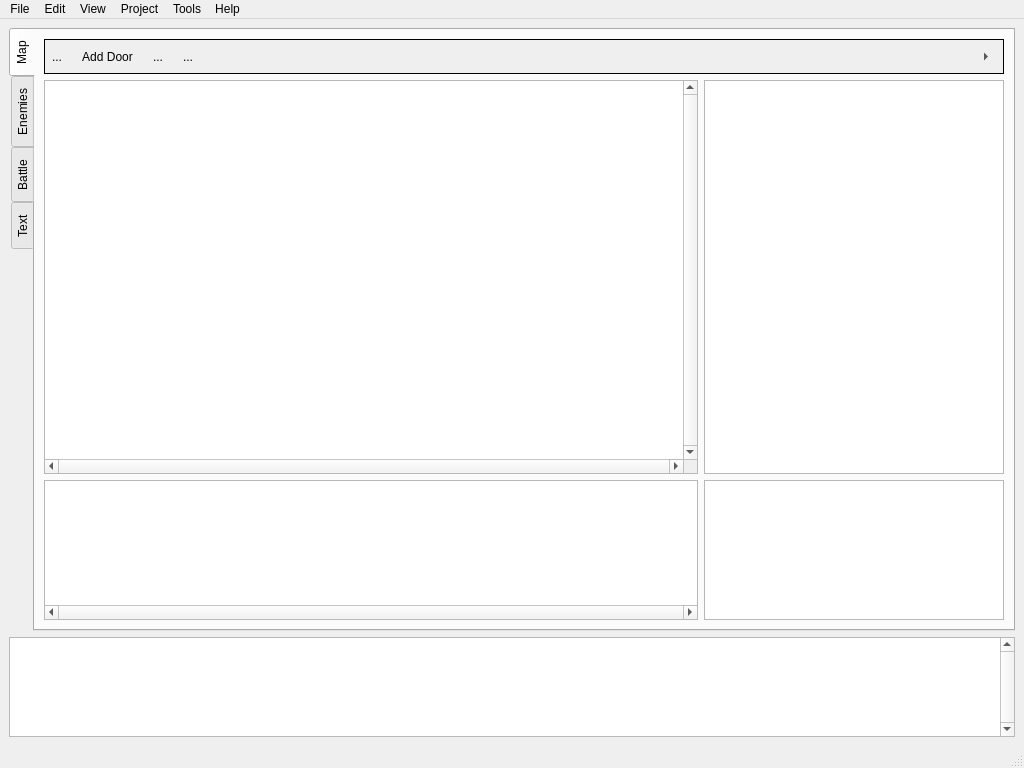
Lyrositor/BrokenBazooka, file src/broken_bazooka.ui: the form before one commit.
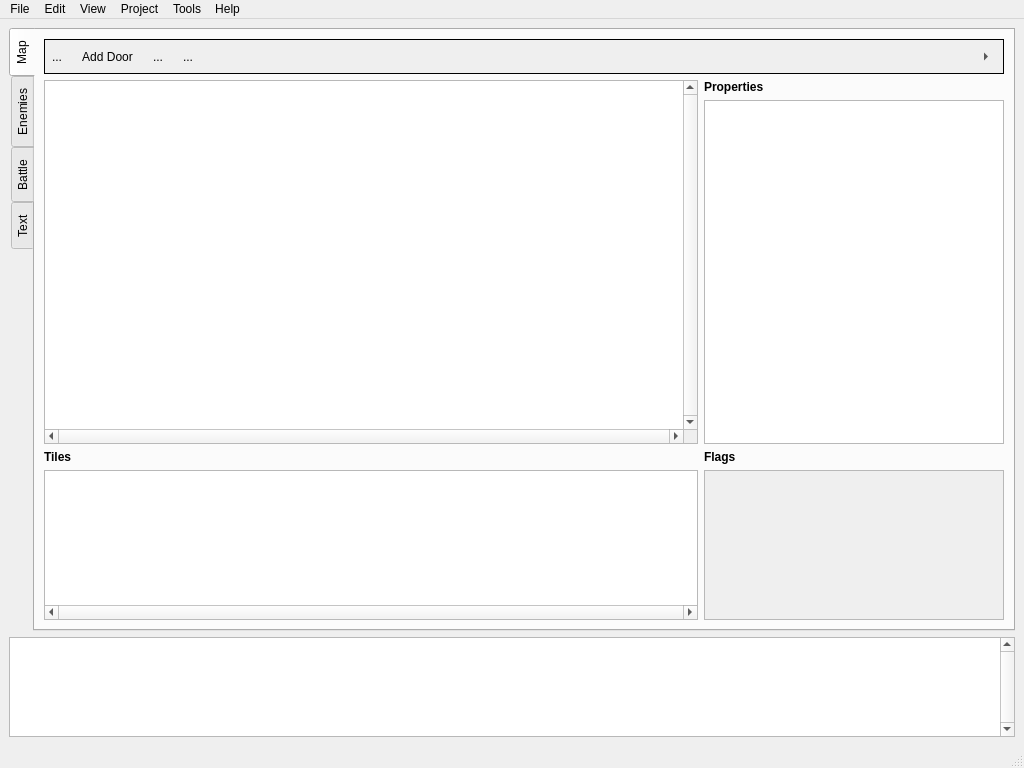
The form after the commit. Icons and pictures are not drawn. Custom widgets are drawn as their Qt base class.

Commit message: Add a functional tile selector

Patch:
```diff
--- a/src/broken_bazooka.ui
+++ b/src/broken_bazooka.ui
@@ -47,6 +47,182 @@
         <string>Map</string>
        </attribute>
        <layout class="QGridLayout" name="gridLayout_3">
+        <item row="1" column="3">
+         <layout class="QGridLayout" name="layoutEditor">
+          <item row="0" column="1">
+           <widget class="MapEditor" name="mapEditor">
+            <property name="verticalScrollBarPolicy">
+             <enum>Qt::ScrollBarAlwaysOn</enum>
+            </property>
+            <property name="horizontalScrollBarPolicy">
+             <enum>Qt::ScrollBarAlwaysOn</enum>
+            </property>
+           </widget>
+          </item>
+          <item row="2" column="1">
+           <widget class="TileSelector" name="tileSelector">
+            <property name="minimumSize">
+             <size>
+              <width>0</width>
+              <height>129</height>
+             </size>
+            </property>
+            <property name="maximumSize">
+             <size>
+              <width>16777215</width>
+              <height>150</height>
+             </size>
+            </property>
+            <property name="verticalScrollBarPolicy">
+             <enum>Qt::ScrollBarAlwaysOff</enum>
+            </property>
+            <property name="horizontalScrollBarPolicy">
+             <enum>Qt::ScrollBarAlwaysOn</enum>
+            </property>
+            <property name="backgroundBrush">
+             <brush brushstyle="SolidPattern">
+              <color alpha="255">
+               <red>0</red>
+               <green>0</green>
+               <blue>0</blue>
+              </color>
+             </brush>
+            </property>
+           </widget>
+          </item>
+          <item row="1" column="2">
+           <widget class="QLabel" name="label_2">
+            <property name="sizePolicy">
+             <sizepolicy hsizetype="Preferred" vsizetype="Fixed">
+              <horstretch>0</horstretch>
+              <verstretch>0</verstretch>
+             </sizepolicy>
+            </property>
+            <property name="font">
+             <font>
+              <weight>75</weight>
+              <bold>true</bold>
+             </font>
+            </property>
+            <property name="text">
+             <string>Flags</string>
+            </property>
+           </widget>
+          </item>
+          <item row="0" column="2">
+           <layout class="QVBoxLayout" name="verticalLayout_3">
+            <item>
+             <widget class="QLabel" name="label">
+              <property name="sizePolicy">
+               <sizepolicy hsizetype="Preferred" vsizetype="Fixed">
+                <horstretch>0</horstretch>
+                <verstretch>0</verstretch>
+               </sizepolicy>
+              </property>
+              <property name="font">
+               <font>
+                <weight>75</weight>
+                <bold>true</bold>
+               </font>
+              </property>
+              <property name="text">
+               <string>Properties</string>
+              </property>
+             </widget>
+            </item>
+            <item>
+             <widget class="QTableView" name="properties">
+              <property name="sizePolicy">
+               <sizepolicy hsizetype="Fixed" vsizetype="Expanding">
+                <horstretch>0</horstretch>
+                <verstretch>0</verstretch>
+               </sizepolicy>
+              </property>
+              <property name="minimumSize">
+               <size>
+                <width>300</width>
+                <height>0</height>
+               </size>
+              </property>
+              <property name="maximumSize">
+               <size>
+                <width>300</width>
+                <height>16777215</height>
+               </size>
+              </property>
+              <property name="layoutDirection">
+               <enum>Qt::LeftToRight</enum>
+              </property>
+              <property name="verticalScrollBarPolicy">
+               <enum>Qt::ScrollBarAsNeeded</enum>
+              </property>
+              <property name="horizontalScrollBarPolicy">
+               <enum>Qt::ScrollBarAlwaysOff</enum>
+              </property>
+              <property name="editTriggers">
+               <set>QAbstractItemView::AllEditTriggers</set>
+              </property>
+              <property name="selectionMode">
+               <enum>QAbstractItemView::ExtendedSelection</enum>
+              </property>
+              <property name="cornerButtonEnabled">
+               <bool>false</bool>
+              </property>
+              <attribute name="horizontalHeaderVisible">
+               <bool>false</bool>
+              </attribute>
+              <attribute name="verticalHeaderVisible">
+               <bool>false</bool>
+              </attribute>
+             </widget>
+            </item>
+           </layout>
+          </item>
+          <item row="1" column="1">
+           <widget class="QLabel" name="label_3">
+            <property name="sizePolicy">
+             <sizepolicy hsizetype="Preferred" vsizetype="Fixed">
+              <horstretch>0</horstretch>
+              <verstretch>0</verstretch>
+             </sizepolicy>
+            </property>
+            <property name="font">
+             <font>
+              <weight>75</weight>
+              <bold>true</bold>
+             </font>
+            </property>
+            <property name="text">
+             <string>Tiles</string>
+            </property>
+           </widget>
+          </item>
+          <item row="2" column="2">
+           <widget class="QScrollArea" name="scrollArea">
+            <property name="sizePolicy">
+             <sizepolicy hsizetype="Ignored" vsizetype="Ignored">
+              <horstretch>0</horstretch>
+              <verstretch>0</verstretch>
+             </sizepolicy>
+            </property>
+            <property name="widgetResizable">
+             <bool>true</bool>
+            </property>
+            <widget class="QWidget" name="scrollAreaWidgetContents">
+             <property name="geometry">
+              <rect>
+               <x>0</x>
+               <y>0</y>
+               <width>300</width>
+               <height>148</height>
+              </rect>
+             </property>
+             <layout class="QGridLayout" name="gridLayout"/>
+            </widget>
+           </widget>
+          </item>
+         </layout>
+        </item>
         <item row="0" column="3">
          <widget class="QFrame" name="toolbar">
           <property name="autoFillBackground">
@@ -192,137 +368,6 @@
           </layout>
          </widget>
         </item>
-        <item row="1" column="3">
-         <layout class="QGridLayout" name="layoutEditor">
-          <item row="1" column="2">
-           <widget class="QListView" name="flags">
-            <property name="sizePolicy">
-             <sizepolicy hsizetype="Fixed" vsizetype="Ignored">
-              <horstretch>0</horstretch>
-              <verstretch>0</verstretch>
-             </sizepolicy>
-            </property>
-            <property name="minimumSize">
-             <size>
-              <width>300</width>
-              <height>0</height>
-             </size>
-            </property>
-            <property name="maximumSize">
-             <size>
-              <width>300</width>
-              <height>200</height>
-             </size>
-            </property>
-            <property name="horizontalScrollBarPolicy">
-             <enum>Qt::ScrollBarAlwaysOff</enum>
-            </property>
-            <property name="selectionMode">
-             <enum>QAbstractItemView::NoSelection</enum>
-            </property>
-           </widget>
-          </item>
-          <item row="0" column="1">
-           <widget class="MapEditor" name="mapEditor">
-            <property name="verticalScrollBarPolicy">
-             <enum>Qt::ScrollBarAlwaysOn</enum>
-            </property>
-            <property name="horizontalScrollBarPolicy">
-             <enum>Qt::ScrollBarAlwaysOn</enum>
-            </property>
-           </widget>
-          </item>
-          <item row="1" column="1">
-           <widget class="TileSelector" name="tileSelector">
-            <property name="minimumSize">
-             <size>
-              <width>140</width>
-              <height>0</height>
-             </size>
-            </property>
-            <property name="maximumSize">
-             <size>
-              <width>16777215</width>
-              <height>140</height>
-             </size>
-            </property>
-            <property name="verticalScrollBarPolicy">
-             <enum>Qt::ScrollBarAlwaysOff</enum>
-            </property>
-            <property name="horizontalScrollBarPolicy">
-             <enum>Qt::ScrollBarAlwaysOn</enum>
-            </property>
-            <property name="backgroundBrush">
-             <brush brushstyle="SolidPattern">
-              <color alpha="255">
-               <red>0</red>
-               <green>0</green>
-               <blue>0</blue>
-              </color>
-             </brush>
-            </property>
-            <property name="renderHints">
-             <set>QPainter::Antialiasing|QPainter::TextAntialiasing</set>
-            </property>
-            <property name="cacheMode">
-             <set>QGraphicsView::CacheBackground</set>
-            </property>
-           </widget>
-          </item>
-          <item row="0" column="2">
-           <widget class="QTableView" name="properties">
-            <property name="sizePolicy">
-             <sizepolicy hsizetype="Fixed" vsizetype="Expanding">
-              <horstretch>0</horstretch>
-              <verstretch>0</verstretch>
-             </sizepolicy>
-            </property>
-            <property name="minimumSize">
-             <size>
-              <width>300</width>
-              <height>0</height>
-             </size>
-            </property>
-            <property name="maximumSize">
-             <size>
-              <width>300</width>
-              <height>16777215</height>
-             </size>
-            </property>
-            <property name="layoutDirection">
-             <enum>Qt::LeftToRight</enum>
-            </property>
-            <property name="verticalScrollBarPolicy">
-             <enum>Qt::ScrollBarAsNeeded</enum>
-            </property>
-            <property name="horizontalScrollBarPolicy">
-             <enum>Qt::ScrollBarAlwaysOff</enum>
-            </property>
-            <property name="editTriggers">
-             <set>QAbstractItemView::AllEditTriggers</set>
-            </property>
-            <property name="selectionMode">
-             <enum>QAbstractItemView::ExtendedSelection</enum>
-            </property>
-            <property name="showGrid">
-             <bool>false</bool>
-            </property>
-            <property name="gridStyle">
-             <enum>Qt::NoPen</enum>
-            </property>
-            <property name="cornerButtonEnabled">
-             <bool>false</bool>
-            </property>
-            <attribute name="horizontalHeaderVisible">
-             <bool>false</bool>
-            </attribute>
-            <attribute name="verticalHeaderVisible">
-             <bool>false</bool>
-            </attribute>
-           </widget>
-          </item>
-         </layout>
-        </item>
        </layout>
       </widget>
       <widget class="QWidget" name="tabEnemies">
```
The commit also changes 21 other files.
